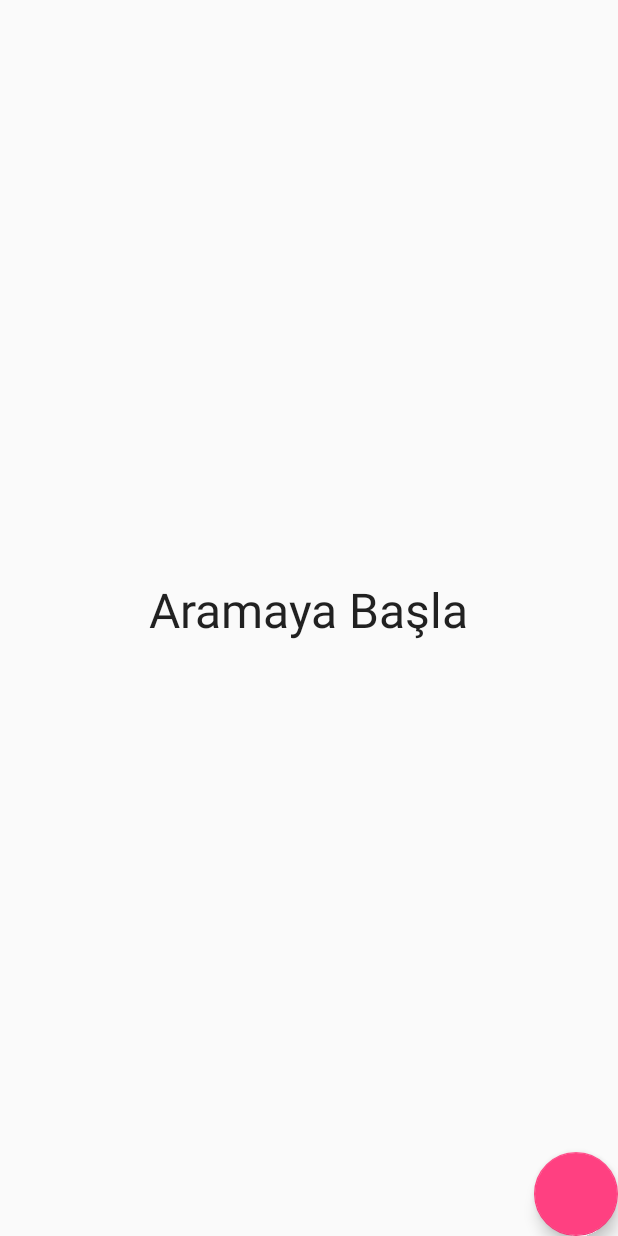
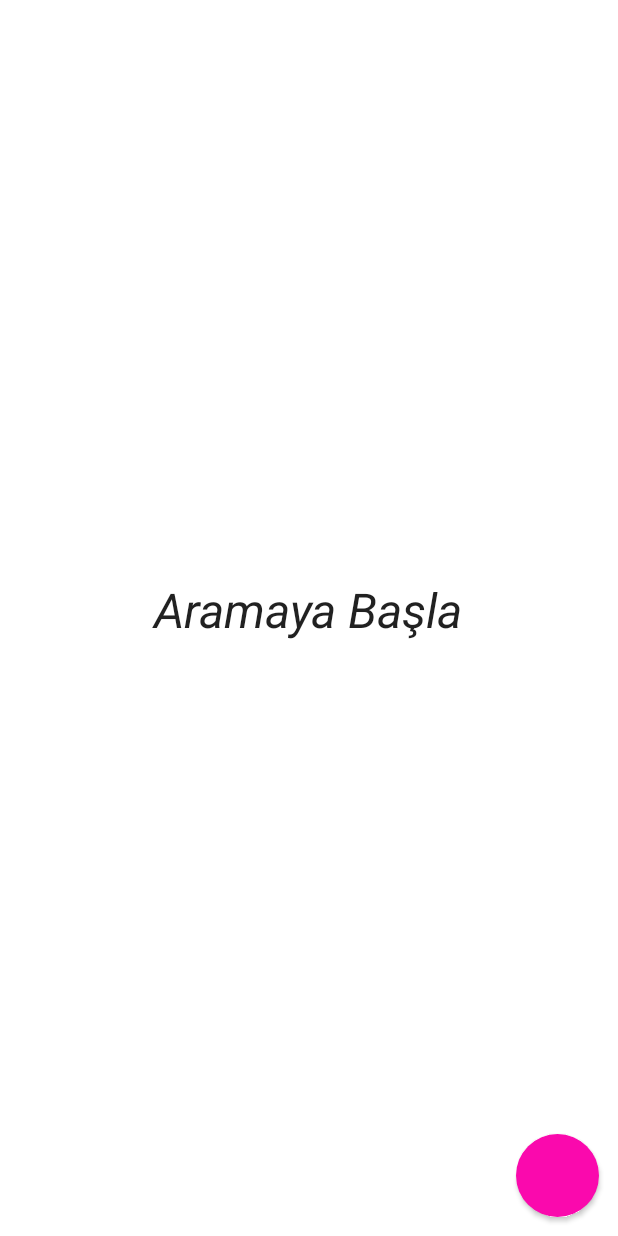
Before and after one commit to omnissiah/Blesh_beacon_POC, an Android app: the layout activity_main.xml on its own in the app's theme, with its tools: preview values and no code run, on a phone screen of 412 x 824 dp. Run offline under Robolectric (Android 15) with nearby library versions, the phone set to English and light mode, and no system bars.

Commit message:
various animation enhancements, perf improvements, replaced floating button with custom shape

```diff
--- a/app/src/main/AndroidManifest.xml
+++ b/app/src/main/AndroidManifest.xml
@@ -8,7 +8,7 @@
 
     <application
         android:allowBackup="true"
-        android:icon="@mipmap/ic_launcher"
+        android:icon="@drawable/pouch"
         android:label="@string/app_name"
         android:supportsRtl="true"
         android:theme="@style/AppTheme">
--- /dev/null
+++ b/app/src/main/res/drawable-v21/round_button.xml
@@ -0,0 +1,9 @@
+<?xml version="1.0" encoding="utf-8"?>
+<ripple xmlns:android="http://schemas.android.com/apk/res/android"
+    android:color="#c20586">
+    <item>
+        <shape android:shape="oval">
+            <solid android:color="#fa09ad"/>
+        </shape>
+    </item>
+</ripple>
--- a/app/src/main/res/drawable/ripple_effect.xml
+++ /dev/null
@@ -1,11 +0,0 @@
-<?xml version="1.0" encoding="utf-8"?>
-<ripple xmlns:android="http://schemas.android.com/apk/res/android"
-xmlns:tools="http://schemas.android.com/tools"
-android:color="#e8edec"
-tools:targetApi="lollipop">
-<item android:id="@android:id/mask">
-    <shape android:shape="rectangle">
-        <solid android:color="#e8edec" />
-    </shape>
-</item>
-</ripple>
--- /dev/null
+++ b/app/src/main/res/drawable/round_button.xml
@@ -0,0 +1,13 @@
+<?xml version="1.0" encoding="utf-8"?>
+<selector xmlns:android="http://schemas.android.com/apk/res/android">
+    <item android:state_pressed="false">
+        <shape android:shape="oval">
+            <solid android:color="#fa09ad"/>
+        </shape>
+    </item>
+    <item android:state_pressed="true">
+        <shape android:shape="oval">
+            <solid android:color="#c20586"/>
+        </shape>
+    </item>
+</selector>
--- a/app/src/main/res/layout/activity_main.xml
+++ b/app/src/main/res/layout/activity_main.xml
@@ -5,15 +5,8 @@
     android:layout_height="fill_parent"
     tools:context="trialbycombat.com.bluemixtest.MainActivity">
 
-    <android.support.design.widget.FloatingActionButton
-        android:id="@+id/btnStartBeaconSearch"
-        android:layout_width="wrap_content"
-        android:layout_height="wrap_content"
-        android:layout_gravity="bottom|end"
-        android:layout_alignParentBottom="true"
-        android:layout_alignParentRight="true" />
 
-        <ListView
+    <ListView
             android:id="@+id/beacon_list"
             android:layout_width="match_parent"
             android:layout_height="match_parent"
@@ -23,9 +16,7 @@
             android:layout_alignParentLeft="false"
             android:layout_alignParentBottom="false"
             android:layout_alignParentRight="false"
-            android:layout_alignWithParentIfMissing="false"
-            android:clickable="true"
-            android:background="@drawable/ripple_effect">
+            android:layout_alignWithParentIfMissing="false">
         </ListView>
 
     <FrameLayout
@@ -34,6 +25,7 @@
         android:visibility="visible"
         android:layout_alignParentTop="false"
         android:layout_alignParentLeft="false"
+        android:background="#ffffff"
         android:id="@+id/frmBackground">
 
         <TextView
@@ -44,9 +36,25 @@
             android:id="@+id/textView4"
             android:textAlignment="center"
             android:layout_gravity="center"
-            android:textSize="32dp" />
+            android:textSize="32dp"
+            android:textStyle="italic" />
     </FrameLayout>
 
+    <RelativeLayout
+        android:layout_width="80dp"
+        android:layout_height="80dp"
+        android:layout_alignParentBottom="true"
+        android:layout_alignParentRight="true"
+        android:visibility="visible"
+        android:layout_centerInParent="true"><Button
+        android:id="@+id/btnStartBeaconSearch"
+        android:layout_width="55dp"
+        android:layout_height="55dp"
+        android:layout_alignParentBottom="false"
+        android:layout_alignParentRight="false"
+        android:background="@drawable/round_button"
+        android:layout_gravity="center"
+        android:layout_centerInParent="true" /></RelativeLayout>
 
 
 </RelativeLayout>
--- a/app/src/main/res/menu/menu_selected_gift.xml
+++ b/app/src/main/res/menu/menu_selected_gift.xml
@@ -2,9 +2,5 @@
     xmlns:app="http://schemas.android.com/apk/res-auto"
     xmlns:tools="http://schemas.android.com/tools"
     tools:context="trialbycombat.com.bluemixtest.SelectedGiftActivity">
-    <item
-        android:id="@+id/action_settings"
-        android:orderInCategory="100"
-        android:title="@string/action_settings"
-        app:showAsAction="never" />
+
 </menu>
--- a/app/src/main/res/values/styles.xml
+++ b/app/src/main/res/values/styles.xml
@@ -13,6 +13,8 @@
         <item name="colorPrimaryDark">@color/colorPrimaryPaymentDark</item>
         <item name="windowNoTitle">true</item>
     </style>
+    <color name="theme_accent_color">#FF339999</color>
+    <color name="theme_accent_color_light">#44339999</color>
 
     <style name="AppTheme.AppBarOverlay" parent="ThemeOverlay.AppCompat.Dark.ActionBar" />
 
```
Also changed, not shown: app/src/main/java/trialbycombat/com/bluemixtest/MainActivity.java (+22 -7 lines), app/src/main/res/anim/pulse.xml (added, +10 -0 lines), app/src/main/res/anim/scale_down.xml (deleted, +0 -11 lines), app/src/main/res/drawable-hdpi/baby_girl_bg2.jpg, app/src/main/res/drawable-hdpi/iscep.jpg, app/src/main/res/drawable-hdpi/iscep_choose_branch.jpg, app/src/main/res/drawable-hdpi/iscep_hesap_bilgisi.jpg, app/src/main/res/drawable-hdpi/iscep_para_aktarma_header.jpg.
